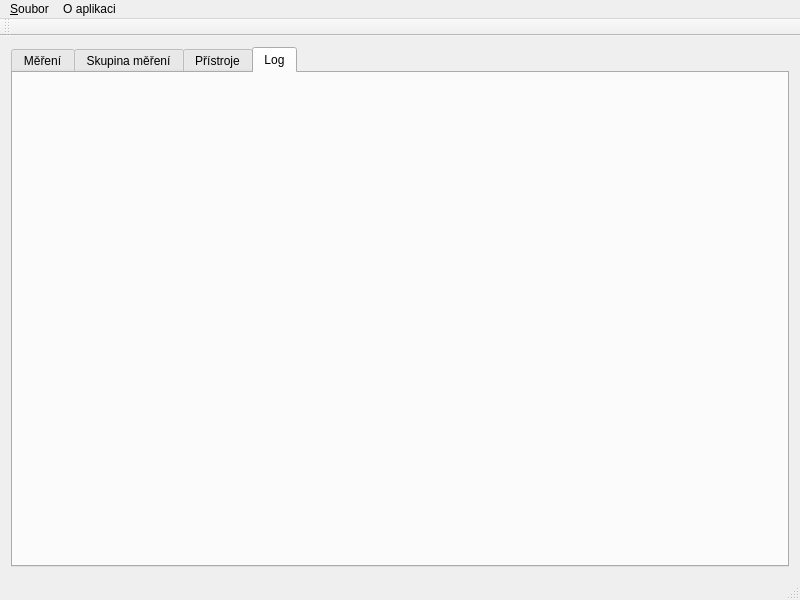
johnymachine/csv2db, file ui/design/mainwindow.ui: the form before one commit.
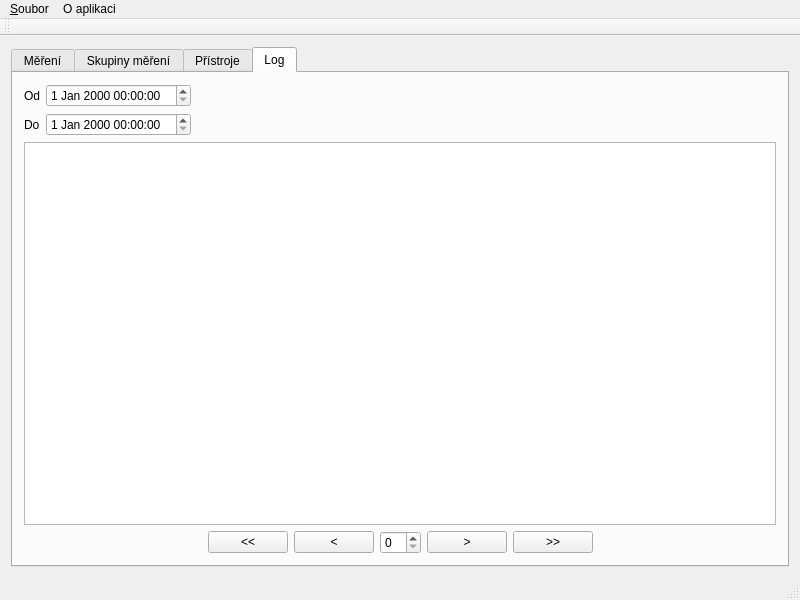
The form after the commit. The open tabs and pages were chosen to show the change.

Commit message: main window ui template

Patch:
```diff
--- a/ui/design/mainwindow.ui
+++ b/ui/design/mainwindow.ui
@@ -233,7 +233,7 @@
       </widget>
       <widget class="QWidget" name="groupTab">
        <attribute name="title">
-        <string>Skupina měření</string>
+        <string>Skupiny měření</string>
        </attribute>
       </widget>
       <widget class="QWidget" name="devicesTab">
@@ -245,6 +245,120 @@
        <attribute name="title">
         <string>Log</string>
        </attribute>
+       <layout class="QHBoxLayout" name="horizontalLayout_9">
+        <item>
+         <layout class="QVBoxLayout" name="verticalLayout_7">
+          <item>
+           <layout class="QFormLayout" name="formLayout_3">
+            <property name="fieldGrowthPolicy">
+             <enum>QFormLayout::AllNonFixedFieldsGrow</enum>
+            </property>
+            <item row="0" column="0">
+             <widget class="QLabel" name="label_25">
+              <property name="text">
+               <string>Od</string>
+              </property>
+             </widget>
+            </item>
+            <item row="0" column="1">
+             <widget class="QDateTimeEdit" name="dateTimeEdit_9">
+              <property name="enabled">
+               <bool>true</bool>
+              </property>
+              <property name="sizePolicy">
+               <sizepolicy hsizetype="Maximum" vsizetype="Fixed">
+                <horstretch>0</horstretch>
+                <verstretch>0</verstretch>
+               </sizepolicy>
+              </property>
+             </widget>
+            </item>
+            <item row="1" column="0">
+             <widget class="QLabel" name="label_29">
+              <property name="text">
+               <string>Do</string>
+              </property>
+             </widget>
+            </item>
+            <item row="1" column="1">
+             <widget class="QDateTimeEdit" name="dateTimeEdit_10">
+              <property name="sizePolicy">
+               <sizepolicy hsizetype="Maximum" vsizetype="Fixed">
+                <horstretch>0</horstretch>
+                <verstretch>0</verstretch>
+               </sizepolicy>
+              </property>
+             </widget>
+            </item>
+           </layout>
+          </item>
+          <item>
+           <widget class="QTableView" name="tableView_4"/>
+          </item>
+          <item>
+           <layout class="QHBoxLayout" name="horizontalLayout_8">
+            <item>
+             <spacer name="horizontalSpacer_5">
+              <property name="orientation">
+               <enum>Qt::Horizontal</enum>
+              </property>
+              <property name="sizeHint" stdset="0">
+               <size>
+                <width>40</width>
+                <height>20</height>
+               </size>
+              </property>
+             </spacer>
+            </item>
+            <item>
+             <widget class="QPushButton" name="pushButton_8">
+              <property name="text">
+               <string>&lt;&lt;</string>
+              </property>
+             </widget>
+            </item>
+            <item>
+             <widget class="QPushButton" name="pushButton_9">
+              <property name="text">
+               <string>&lt;</string>
+              </property>
+             </widget>
+            </item>
+            <item>
+             <widget class="QSpinBox" name="spinBox_2"/>
+            </item>
+            <item>
+             <widget class="QPushButton" name="pushButton_10">
+              <property name="text">
+               <string>&gt;</string>
+              </property>
+             </widget>
+            </item>
+            <item>
+             <widget class="QPushButton" name="pushButton_11">
+              <property name="text">
+               <string>&gt;&gt;</string>
+              </property>
+             </widget>
+            </item>
+            <item>
+             <spacer name="horizontalSpacer_6">
+              <property name="orientation">
+               <enum>Qt::Horizontal</enum>
+              </property>
+              <property name="sizeHint" stdset="0">
+               <size>
+                <width>40</width>
+                <height>20</height>
+               </size>
+              </property>
+             </spacer>
+            </item>
+           </layout>
+          </item>
+         </layout>
+        </item>
+       </layout>
       </widget>
      </widget>
     </item>
```
Left out of the diff: 156 changed lines with no effect on the pictures.
